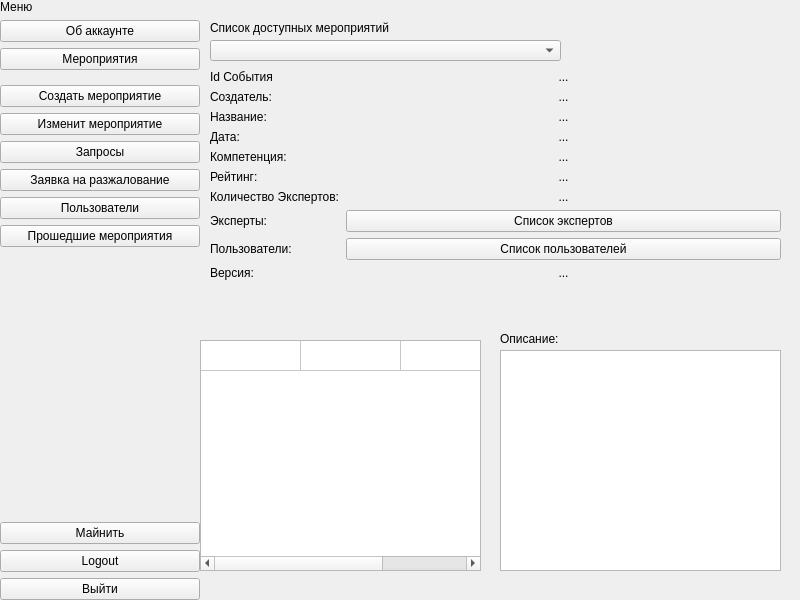
Before: the Qt Designer form MainForm.ui in MaximGulyaev/BlockChainKazan2017, drawn with Qt 5.
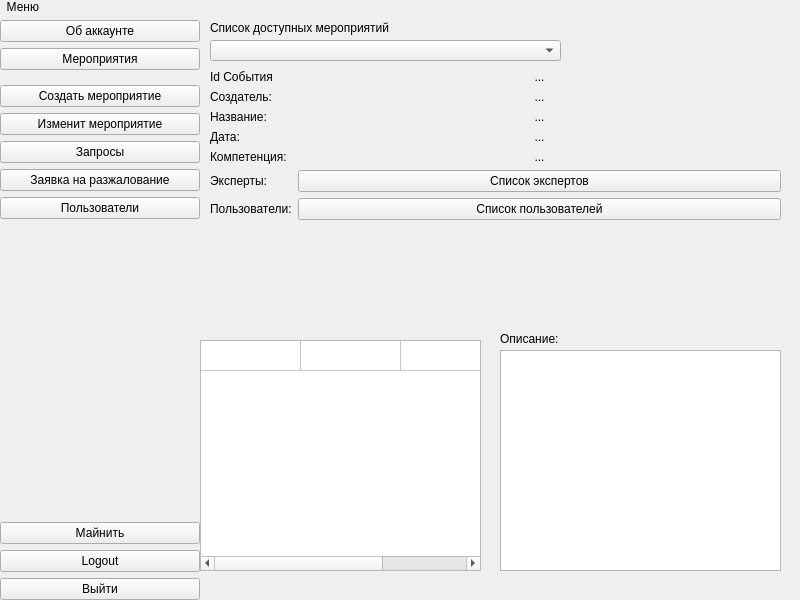
After: the same form once the commit is applied. The open tabs and pages were chosen to show the change.

Patch:
```diff
--- a/MainForm.ui
+++ b/MainForm.ui
@@ -575,84 +575,33 @@
           </widget>
          </item>
          <item row="5" column="0">
-          <widget class="QLabel" name="label_57">
-           <property name="text">
-            <string>Рейтинг:</string>
-           </property>
-          </widget>
-         </item>
-         <item row="5" column="1">
-          <widget class="QLabel" name="lbl_eventInfo_eventRating">
-           <property name="text">
-            <string>...</string>
-           </property>
-           <property name="alignment">
-            <set>Qt::AlignCenter</set>
-           </property>
-          </widget>
-         </item>
-         <item row="6" column="0">
-          <widget class="QLabel" name="label_61">
-           <property name="text">
-            <string>Количество Экспертов:</string>
-           </property>
-          </widget>
-         </item>
-         <item row="6" column="1">
-          <widget class="QLabel" name="lbl_eventInfo_expertCount">
-           <property name="text">
-            <string>...</string>
-           </property>
-           <property name="alignment">
-            <set>Qt::AlignCenter</set>
-           </property>
-          </widget>
-         </item>
-         <item row="7" column="0">
           <widget class="QLabel" name="label_56">
            <property name="text">
             <string>Эксперты:</string>
            </property>
           </widget>
          </item>
-         <item row="7" column="1">
+         <item row="5" column="1">
           <widget class="QPushButton" name="pb_EventInfo_getExpertList">
            <property name="text">
             <string>Список экспертов</string>
            </property>
           </widget>
          </item>
-         <item row="8" column="0">
+         <item row="6" column="0">
           <widget class="QLabel" name="label_63">
            <property name="text">
             <string>Пользователи:</string>
            </property>
           </widget>
          </item>
-         <item row="8" column="1">
+         <item row="6" column="1">
           <widget class="QPushButton" name="pb_EventInfo_getUserList">
            <property name="text">
             <string>Список пользователей</string>
            </property>
           </widget>
          </item>
-         <item row="9" column="0">
-          <widget class="QLabel" name="label_64">
-           <property name="text">
-            <string>Версия:</string>
-           </property>
-          </widget>
-         </item>
-         <item row="9" column="1">
-          <widget class="QLabel" name="lbl_eventInfo_Version">
-           <property name="text">
-            <string>...</string>
-           </property>
-           <property name="alignment">
-            <set>Qt::AlignCenter</set>
-           </property>
-          </widget>
-         </item>
         </layout>
        </widget>
        <widget class="QComboBox" name="cb_eventInfo_ChoseEvent">
@@ -1512,7 +1461,7 @@
           </size>
          </property>
          <property name="text">
-          <string>Меню</string>
+          <string>  Меню</string>
          </property>
         </widget>
        </item>
@@ -1577,13 +1526,6 @@
             </property>
            </widget>
           </item>
-          <item>
-           <widget class="QPushButton" name="pushButton">
-            <property name="text">
-             <string>Прошедшие мероприятия</string>
-            </property>
-           </widget>
-          </item>
          </layout>
         </widget>
        </item>
```
Left out of the diff: 94 changed lines with no effect on the pictures.
